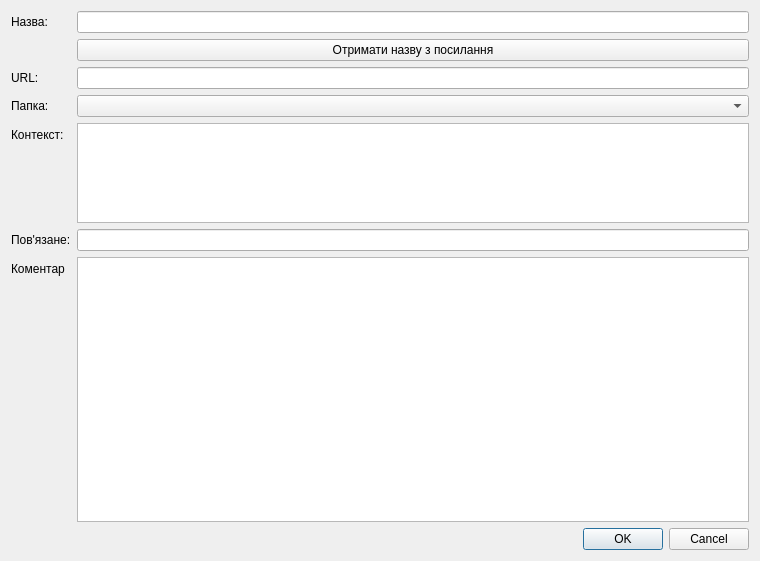
Before: the Qt Designer form OOP2Lab/addlinkdialog.ui in IvanAntonchuk/Lab.OOP2, drawn with Qt 5.
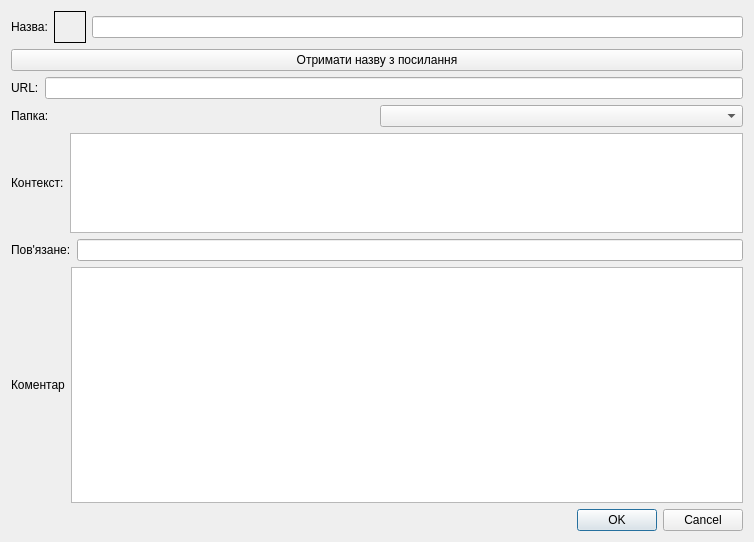
After: the same form once the commit is applied.

Commit message: Add website icon support using stb_image and Google API

Patch:
```diff
--- a/OOP2Lab/addlinkdialog.ui
+++ b/OOP2Lab/addlinkdialog.ui
@@ -6,58 +6,105 @@
    <rect>
     <x>0</x>
     <y>0</y>
-    <width>760</width>
-    <height>561</height>
+    <width>754</width>
+    <height>542</height>
    </rect>
   </property>
   <property name="windowTitle">
    <string>Dialog</string>
   </property>
+  <layout class="QVBoxLayout" name="verticalLayout_2">
+   <item>
   <layout class="QVBoxLayout" name="verticalLayout">
    <item>
-    <layout class="QFormLayout" name="formLayout">
-     <item row="0" column="0">
+      <layout class="QHBoxLayout" name="horizontalLayout_2">
+       <item>
       <widget class="QLabel" name="nameLabel">
        <property name="text">
         <string>Назва:</string>
        </property>
       </widget>
      </item>
-     <item row="0" column="1">
+       <item>
+        <layout class="QHBoxLayout" name="horizontalLayout">
+         <item>
+          <widget class="QLabel" name="iconPreviewLabel">
+           <property name="minimumSize">
+            <size>
+             <width>32</width>
+             <height>32</height>
+            </size>
+           </property>
+           <property name="maximumSize">
+            <size>
+             <width>32</width>
+             <height>32</height>
+            </size>
+           </property>
+           <property name="frameShape">
+            <enum>QFrame::Shape::Box</enum>
+           </property>
+           <property name="text">
+            <string/>
+           </property>
+          </widget>
+         </item>
+         <item>
       <widget class="QLineEdit" name="nameLineEdit"/>
      </item>
-     <item row="2" column="0">
+        </layout>
+       </item>
+      </layout>
+     </item>
+     <item>
+      <widget class="QPushButton" name="fetchTitleButton">
+       <property name="text">
+        <string>Отримати назву з посилання</string>
+       </property>
+      </widget>
+     </item>
+     <item>
+      <layout class="QHBoxLayout" name="horizontalLayout_3">
+       <item>
       <widget class="QLabel" name="urlLabel">
        <property name="text">
         <string>URL:</string>
        </property>
       </widget>
      </item>
-     <item row="2" column="1">
+       <item>
       <widget class="QLineEdit" name="urlLineEdit"/>
      </item>
-     <item row="3" column="0">
+      </layout>
+     </item>
+     <item>
+      <layout class="QHBoxLayout" name="horizontalLayout_4">
+       <item>
       <widget class="QLabel" name="contextLabel">
        <property name="text">
         <string>Папка:</string>
        </property>
       </widget>
      </item>
-     <item row="3" column="1">
+       <item>
       <widget class="QComboBox" name="folderComboBox">
        <property name="editable">
         <bool>false</bool>
        </property>
       </widget>
      </item>
-     <item row="4" column="0">
+      </layout>
+     </item>
+     <item>
+      <layout class="QHBoxLayout" name="horizontalLayout_5">
+       <item>
       <widget class="QLabel" name="label">
        <property name="text">
         <string>Контекст:</string>
        </property>
       </widget>
      </item>
-     <item row="4" column="1">
+       <item>
       <widget class="QListWidget" name="contextListWidget">
        <property name="sizePolicy">
         <sizepolicy hsizetype="Expanding" vsizetype="Minimum">
@@ -79,32 +126,35 @@
        </property>
       </widget>
      </item>
-     <item row="5" column="0">
+      </layout>
+     </item>
+     <item>
+      <layout class="QHBoxLayout" name="horizontalLayout_6">
+       <item>
       <widget class="QLabel" name="label_2">
        <property name="text">
         <string>Пов'язане:</string>
        </property>
       </widget>
      </item>
-     <item row="5" column="1">
+       <item>
       <widget class="QLineEdit" name="relatedUrlLineEdit"/>
      </item>
-     <item row="6" column="0">
+      </layout>
+     </item>
+     <item>
+      <layout class="QHBoxLayout" name="horizontalLayout_7">
+       <item>
       <widget class="QLabel" name="commentLabel">
        <property name="text">
         <string>Коментар</string>
        </property>
       </widget>
      </item>
-     <item row="6" column="1">
+       <item>
       <widget class="QTextEdit" name="commentTextEdit"/>
      </item>
-     <item row="1" column="1">
-      <widget class="QPushButton" name="fetchTitleButton">
-       <property name="text">
-        <string>Отримати назву з посилання</string>
-       </property>
-      </widget>
+      </layout>
      </item>
     </layout>
    </item>
```
Lines whose indentation alone changed are shown as unchanged. The commit also changes 7 other files.
